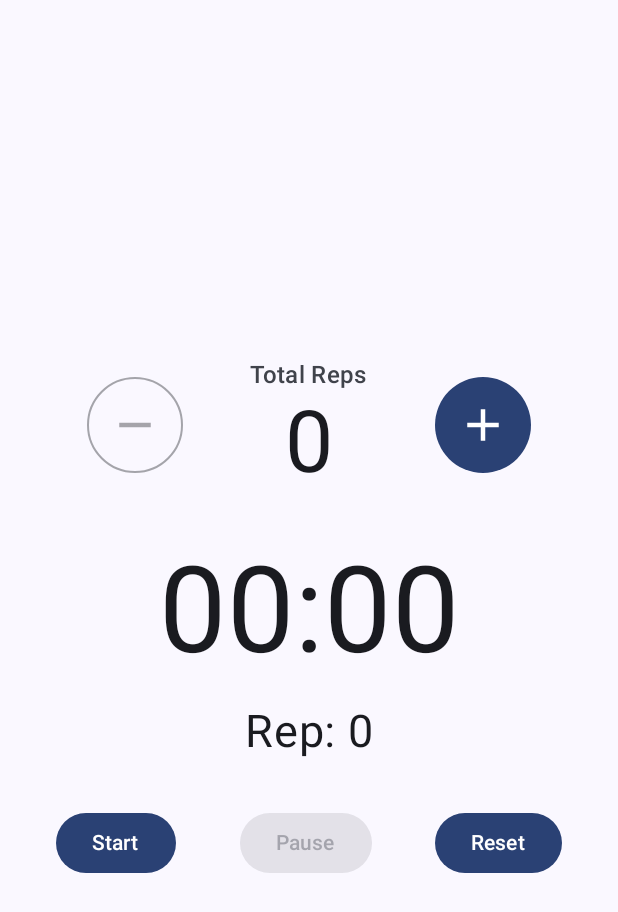
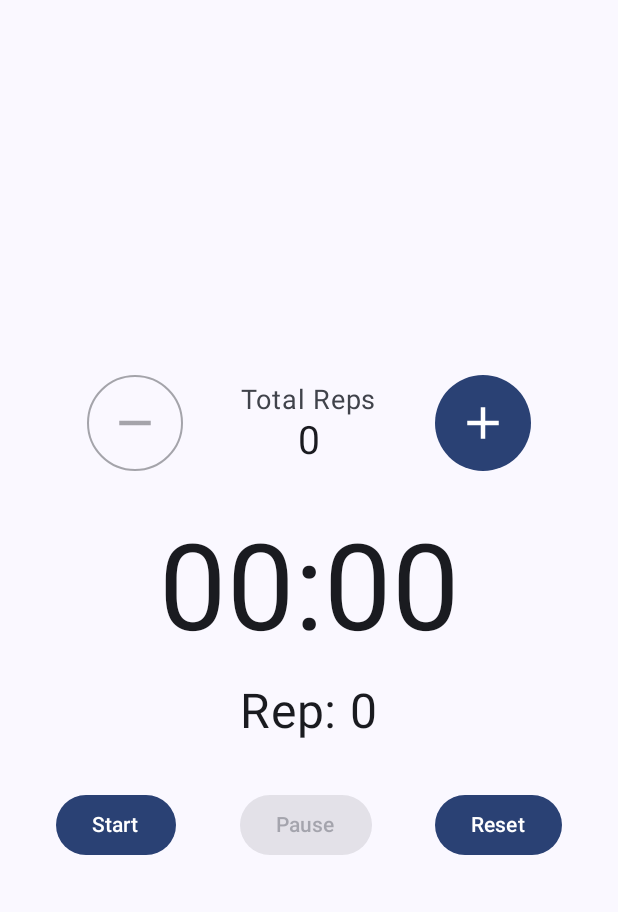
Before and after one commit to matsudo840/conviction-timer-app, an Android app built with Jetpack Compose: the screen it shows after launch (MainActivity), on a phone screen of 412 x 824 dp. Shown: the top 912 px of the screen. Run offline under Robolectric (Android 15) with nearby library versions, the phone set to English and light mode, and no system bars; our stand-ins replace livedata-compose.

Commit message:
feat: Increase font size for Reps display

```diff
--- a/app/src/main/java/com/example/convictiontimer/MainActivity.kt
+++ b/app/src/main/java/com/example/convictiontimer/MainActivity.kt
@@ -71,7 +71,7 @@ fun ConvictionTimerScreen(timerViewModel: TimerViewModel = viewModel()) {
         )
         Text(
             text = "Rep: $currentRep",
-            fontSize = 30.sp,
+            fontSize = 32.sp,
             modifier = Modifier.padding(bottom = 32.dp)
         )
         Row(modifier = Modifier.fillMaxWidth(), horizontalArrangement = Arrangement.SpaceAround) {
@@ -126,12 +126,12 @@ fun RepsAdjustmentControls(
         ) {
             Text(
                 text = "Total Reps",
-                style = MaterialTheme.typography.titleMedium,
+                fontSize = 18.sp,
                 color = MaterialTheme.colorScheme.onSurfaceVariant
             )
             Text(
                 text = totalReps.toString(),
-                style = MaterialTheme.typography.displayLarge,
+                fontSize = 26.sp,
             )
         }
 
```
